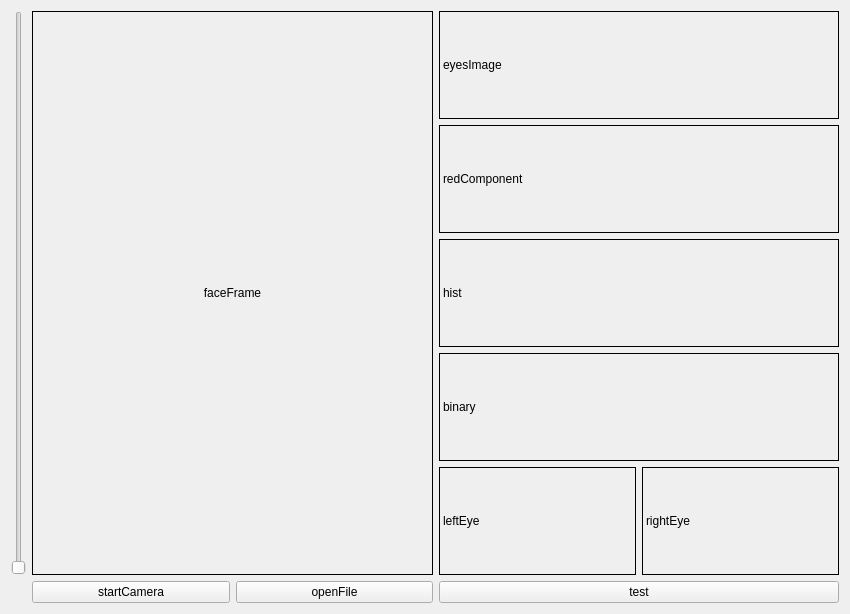
This is gui/assets/Eyes-Track.ui in LLanjiao/Eyes-Track as Qt 5 draws it before an edit. The edited form follows.
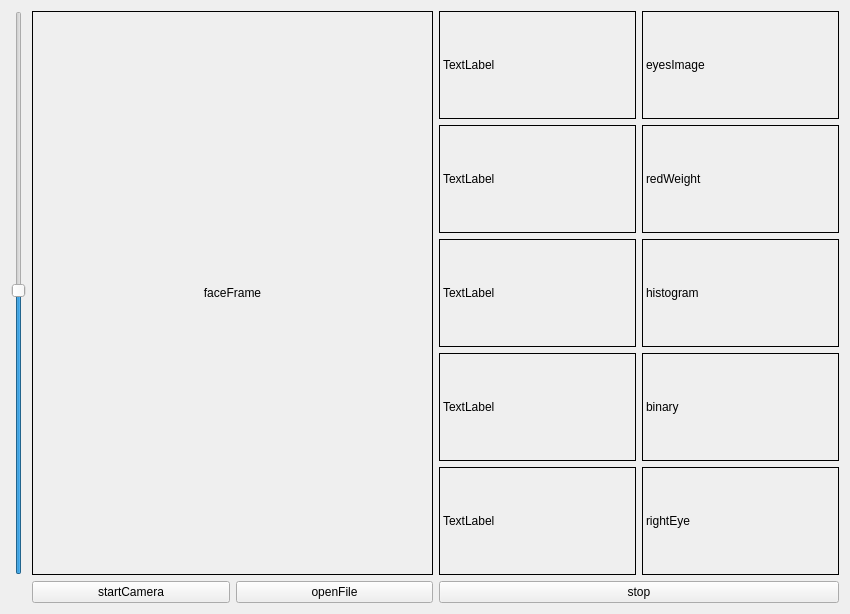
This is the edited form.

Patch:
```diff
--- a/gui/assets/Eyes-Track.ui
+++ b/gui/assets/Eyes-Track.ui
@@ -32,74 +32,6 @@
        </property>
       </widget>
      </item>
-     <item row="0" column="3">
-      <layout class="QVBoxLayout" name="verticalLayout">
-       <item>
-        <widget class="QLabel" name="eyesImage">
-         <property name="styleSheet">
-          <string notr="true">border: 1px solid black;</string>
-         </property>
-         <property name="text">
-          <string>eyesImage</string>
-         </property>
-        </widget>
-       </item>
-       <item>
-        <widget class="QLabel" name="redComponent">
-         <property name="styleSheet">
-          <string notr="true">border: 1px solid black;</string>
-         </property>
-         <property name="text">
-          <string>redComponent</string>
-         </property>
-        </widget>
-       </item>
-       <item>
-        <widget class="QLabel" name="hist">
-         <property name="styleSheet">
-          <string notr="true">border: 1px solid black;</string>
-         </property>
-         <property name="text">
-          <string>hist</string>
-         </property>
-        </widget>
-       </item>
-       <item>
-        <widget class="QLabel" name="binary">
-         <property name="styleSheet">
-          <string notr="true">border: 1px solid black;</string>
-         </property>
-         <property name="text">
-          <string>binary</string>
-         </property>
-        </widget>
-       </item>
-       <item>
-        <layout class="QHBoxLayout" name="horizontalLayout">
-         <item>
-          <widget class="QLabel" name="leftEye">
-           <property name="styleSheet">
-            <string notr="true">border: 1px solid black;</string>
-           </property>
-           <property name="text">
-            <string>leftEye</string>
-           </property>
-          </widget>
-         </item>
-         <item>
-          <widget class="QLabel" name="rightEye">
-           <property name="styleSheet">
-            <string notr="true">border: 1px solid black;</string>
-           </property>
-           <property name="text">
-            <string>rightEye</string>
-           </property>
-          </widget>
-         </item>
-        </layout>
-       </item>
-      </layout>
-     </item>
      <item row="1" column="2">
       <layout class="QHBoxLayout" name="horizontalLayout_3">
        <item>
@@ -119,7 +51,10 @@
       </layout>
      </item>
      <item row="0" column="0">
-      <widget class="QSlider" name="verticalSlider">
+      <widget class="QSlider" name="threshSlider">
+       <property name="value">
+        <number>50</number>
+       </property>
        <property name="orientation">
         <enum>Qt::Vertical</enum>
        </property>
@@ -128,10 +63,134 @@
      <item row="1" column="3">
       <widget class="QPushButton" name="test">
        <property name="text">
-        <string>test</string>
+        <string>stop</string>
        </property>
       </widget>
      </item>
+     <item row="0" column="3">
+      <layout class="QVBoxLayout" name="verticalLayout">
+       <item>
+        <layout class="QHBoxLayout" name="horizontalLayout_6">
+         <item>
+          <widget class="QLabel" name="label_10">
+           <property name="styleSheet">
+            <string notr="true">border: 1px solid black;</string>
+           </property>
+           <property name="text">
+            <string>TextLabel</string>
+           </property>
+          </widget>
+         </item>
+         <item>
+          <widget class="QLabel" name="eyesImage">
+           <property name="styleSheet">
+            <string notr="true">border: 1px solid black;</string>
+           </property>
+           <property name="text">
+            <string>eyesImage</string>
+           </property>
+          </widget>
+         </item>
+        </layout>
+       </item>
+       <item>
+        <layout class="QHBoxLayout" name="horizontalLayout">
+         <item>
+          <widget class="QLabel" name="label_2">
+           <property name="styleSheet">
+            <string notr="true">border: 1px solid black;</string>
+           </property>
+           <property name="text">
+            <string>TextLabel</string>
+           </property>
+          </widget>
+         </item>
+         <item>
+          <widget class="QLabel" name="redWeight">
+           <property name="styleSheet">
+            <string notr="true">border: 1px solid black;</string>
+           </property>
+           <property name="text">
+            <string>redWeight</string>
+           </property>
+          </widget>
+         </item>
+        </layout>
+       </item>
+       <item>
+        <layout class="QHBoxLayout" name="horizontalLayout_5">
+         <item>
+          <widget class="QLabel" name="label_4">
+           <property name="styleSheet">
+            <string notr="true">border: 1px solid black;</string>
+           </property>
+           <property name="text">
+            <string>TextLabel</string>
+           </property>
+          </widget>
+         </item>
+         <item>
+          <widget class="QLabel" name="histogram">
+           <property name="styleSheet">
+            <string notr="true">border: 1px solid black;</string>
+           </property>
+           <property name="text">
+            <string>histogram</string>
+           </property>
+          </widget>
+         </item>
+        </layout>
+       </item>
+       <item>
+        <layout class="QHBoxLayout" name="horizontalLayout_4">
+         <item>
+          <widget class="QLabel" name="label_6">
+           <property name="styleSheet">
+            <string notr="true">border: 1px solid black;</string>
+           </property>
+           <property name="text">
+            <string>TextLabel</string>
+           </property>
+          </widget>
+         </item>
+         <item>
+          <widget class="QLabel" name="binary">
+           <property name="styleSheet">
+            <string notr="true">border: 1px solid black;</string>
+           </property>
+           <property name="text">
+            <string>binary</string>
+           </property>
+          </widget>
+         </item>
+        </layout>
+       </item>
+       <item>
+        <layout class="QHBoxLayout" name="horizontalLayout_2">
+         <item>
+          <widget class="QLabel" name="label_7">
+           <property name="styleSheet">
+            <string notr="true">border: 1px solid black;</string>
+           </property>
+           <property name="text">
+            <string>TextLabel</string>
+           </property>
+          </widget>
+         </item>
+         <item>
+          <widget class="QLabel" name="rightEye">
+           <property name="styleSheet">
+            <string notr="true">border: 1px solid black;</string>
+           </property>
+           <property name="text">
+            <string>rightEye</string>
+           </property>
+          </widget>
+         </item>
+        </layout>
+       </item>
+      </layout>
+     </item>
     </layout>
    </item>
   </layout>
```
Left out of the diff: 2 changed lines with no effect on the pictures.
